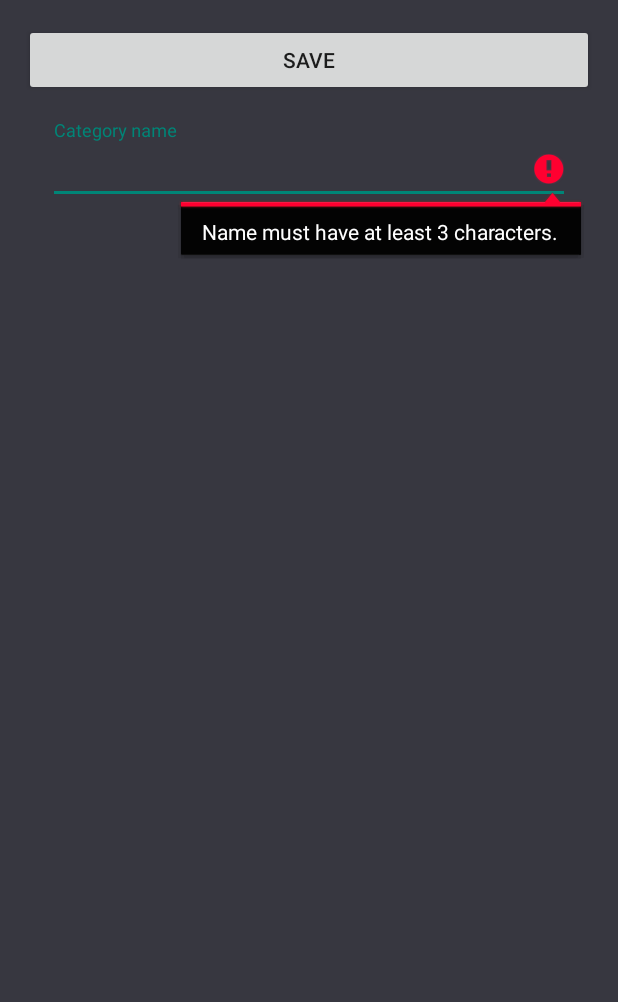
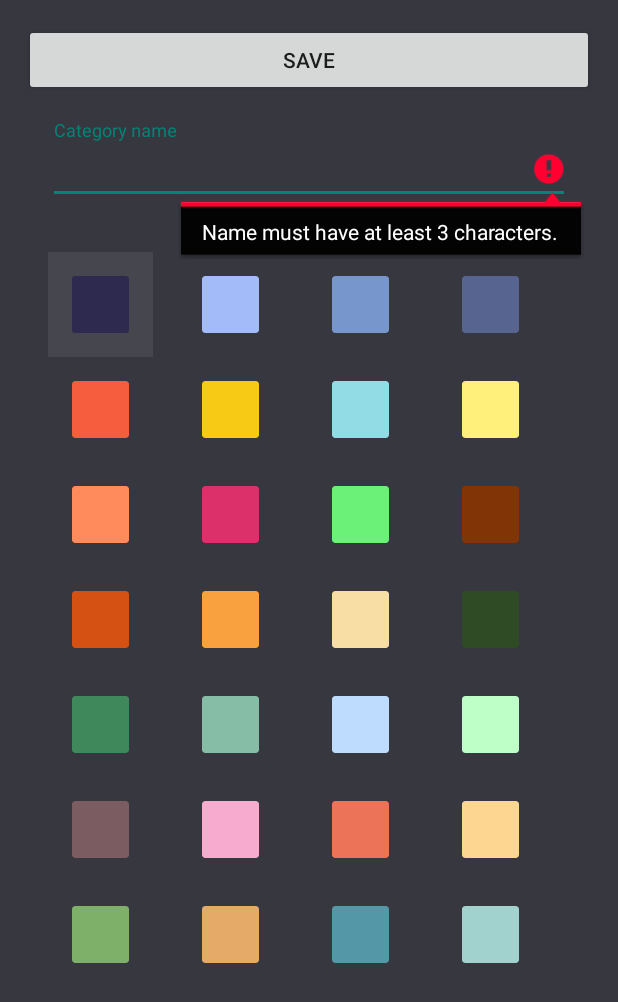
Before and after one commit to vladescualexandra/budgeting-app, an Android app: the AddCategoryActivity screen opened directly, with no data from a screen before it, after a tap on "SAVE", on a phone screen of 412 x 824 dp. Shown: the top 1002 px of the screen. Run offline under Robolectric (Android 15) with nearby library versions, the phone set to English and light mode, and no system bars.

Commit message:
changed icons with colors

```diff
--- a/application/app/src/main/java/ro/ase/csie/degree/adapters/IconAdapter.java
+++ b/application/app/src/main/java/ro/ase/csie/degree/adapters/ColorAdapter.java
@@ -3,6 +3,7 @@ package ro.ase.csie.degree.adapters;
 import android.annotation.SuppressLint;
 import android.content.Context;
 import android.graphics.Bitmap;
+import android.util.Log;
 import android.view.LayoutInflater;
 import android.view.View;
 import android.view.ViewGroup;
@@ -11,6 +12,8 @@ import android.widget.ImageView;
 
 import androidx.annotation.NonNull;
 import androidx.annotation.Nullable;
+import androidx.cardview.widget.CardView;
+
 import ro.ase.csie.degree.R;
 
 
@@ -19,23 +22,23 @@ import java.util.List;
 
 import android.graphics.Color;;
 
-public class IconAdapter extends ArrayAdapter<Bitmap> { // TO DO <<<<
+public class ColorAdapter extends ArrayAdapter<Integer> { // TO DO <<<<
 
     private Context context;
     private int resource;
-    private List<Bitmap> iconList = new ArrayList<Bitmap>();
+    private List<Integer> colors;
     private LayoutInflater layoutInflater;
 
     private int selectedIndex = 0;
 
-    public IconAdapter(@NonNull Context context,
-                       int resource,
-                       @NonNull List<Bitmap> iconList,
-                       LayoutInflater layoutInflater) {
-        super(context, resource, iconList);
+    public ColorAdapter(@NonNull Context context,
+                        int resource,
+                        @NonNull List<Integer> colors,
+                        LayoutInflater layoutInflater) {
+        super(context, resource, colors);
         this.context = context;
         this.resource = resource;
-        this.iconList = iconList;
+        this.colors = colors;
         this.layoutInflater = layoutInflater;
     }
 
@@ -46,24 +49,20 @@ public class IconAdapter extends ArrayAdapter<Bitmap> { // TO DO <<<<
         @SuppressLint("ViewHolder")
         View view = layoutInflater.inflate(resource, parent, false);
 
-        if (iconList.size() > 0) {
-            if (position < iconList.size()) {
-                Bitmap icon = iconList.get(position);
-                if (icon != null) {
-                    buildIcon(view, icon);
-                }
-
+        if (colors.size() > 0) {
+            if (position < colors.size()) {
+                buildColor(view, colors.get(position));
                 if (position == selectedIndex) {
-                    view.setBackgroundColor(Color.argb(20, 238,238,238));
+                    view.setBackgroundColor(Color.argb(20, 238, 238, 238));
                 }
             }
         }
         return view;
     }
 
-    private void buildIcon(View view, Bitmap icon) {
-        ImageView iv_category_icon = view.findViewById(R.id.row_item_icon);
-        iv_category_icon.setImageBitmap(icon);
+    private void buildColor(View view, int color) {
+        CardView cv_color = view.findViewById(R.id.row_item_color_view);
+        cv_color.setCardBackgroundColor(context.getResources().getColor(color));
     }
 
     public void setSelectedIndex(int selectedIndex) {
--- a/application/app/src/main/java/ro/ase/csie/degree/model/Category.java
+++ b/application/app/src/main/java/ro/ase/csie/degree/model/Category.java
@@ -2,29 +2,27 @@ package ro.ase.csie.degree.model;
 
 import android.os.Parcelable;
 
-import androidx.annotation.NonNull;
 
 import java.io.Serializable;
 
 import ro.ase.csie.degree.firebase.FirebaseObject;
-import ro.ase.csie.degree.firebase.Table;
 
 public class Category extends FirebaseObject implements Serializable {
 
     private TransactionType type;
-    private String icon;
+    private int color;
     private String name;
 
     public Category() {
         super(null, null);
     }
 
-    public String getIcon() {
-        return icon;
+    public int getColor() {
+        return color;
     }
 
-    public void setIcon(String icon) {
-        this.icon = icon;
+    public void setColor(int color) {
+        this.color = color;
     }
 
     public String getName() {
@@ -47,11 +45,10 @@ public class Category extends FirebaseObject implements Serializable {
     public String toString() {
         return "Category{" +
                 "type=" + type +
-                ", icon='" + icon + '\'' +
+                ", color=" + color +
                 ", name='" + name + '\'' +
                 ", id='" + id + '\'' +
                 ", user='" + user + '\'' +
                 '}';
     }
-
 }
--- a/application/app/src/main/java/ro/ase/csie/degree/settings/categories/AddCategoryActivity.java
+++ b/application/app/src/main/java/ro/ase/csie/degree/settings/categories/AddCategoryActivity.java
@@ -4,33 +4,24 @@ import androidx.appcompat.app.AppCompatActivity;
 
 import android.content.Intent;
 import android.graphics.Bitmap;
-import android.graphics.BitmapFactory;
 import android.os.Bundle;
 import android.view.View;
-import android.widget.AdapterView;
 import android.widget.Button;
 import android.widget.GridView;
 
 import ro.ase.csie.degree.R;
 
 import ro.ase.csie.degree.model.Category;
-import ro.ase.csie.degree.adapters.IconAdapter;
+import ro.ase.csie.degree.adapters.ColorAdapter;
 import ro.ase.csie.degree.util.InputValidation;
 
-import com.google.android.gms.tasks.OnSuccessListener;
-import com.google.android.gms.tasks.Task;
 import com.google.android.material.textfield.TextInputEditText;
-import com.google.firebase.storage.FirebaseStorage;
-import com.google.firebase.storage.ListResult;
-import com.google.firebase.storage.StorageReference;
 
 import java.util.ArrayList;
 import java.util.List;
 
 public class AddCategoryActivity extends AppCompatActivity {
 
-    private final String GREEN_ICONS = "greens";
-    private final String RED_ICONS = "reds";
 
     public static final String NEW_CATEGORY = "new_category";
     private List<Bitmap> icons = new ArrayList<>();
@@ -40,57 +31,24 @@ public class AddCategoryActivity extends AppCompatActivity {
     private Button btn_save;
 
     private Intent intent;
-    final long ONE_MEGABYTE = 1024 * 1024;
 
-    private List<String> paths = new ArrayList<>();
     Category category = new Category();
+
+    private List<Integer> colors = new ArrayList<>();
 
     @Override
     protected void onCreate(Bundle savedInstanceState) {
         super.onCreate(savedInstanceState);
         setContentView(R.layout.activity_add_category);
 
+        initComponents();
 
-
-        initComponents();
         setAdapter();
 
-
-        FirebaseStorage storage = FirebaseStorage.getInstance();
-        StorageReference storageReference;
-
         intent = getIntent();
-        boolean isExpense = intent.getBooleanExtra(CategoriesActivity.CATEGORY_TYPE, false);
-        if (isExpense) {
-            storageReference = storage.getReference().child(RED_ICONS);
-        } else {
-            storageReference = storage.getReference().child(GREEN_ICONS);
-        }
-
-
-        storageReference.listAll().addOnSuccessListener(listIconBitmaps());
-
-
 
     }
 
-    private OnSuccessListener<ListResult> listIconBitmaps() {
-        return listResult -> {
-            for (StorageReference ref : listResult.getItems()) {
-                Task<byte[]> task = ref.getBytes(ONE_MEGABYTE);
-                task.addOnSuccessListener(new OnSuccessListener<byte[]>() {
-                    @Override
-                    public void onSuccess(byte[] bytes) {
-                        Bitmap bmp = BitmapFactory.decodeByteArray(bytes, 0, bytes.length);
-                        icons.add(bmp);
-                        paths.add(ref.getPath());
-                        notifyAdapter();
-                    }
-                });
-            }
-            setAdapter();
-        };
-    }
 
     private void initComponents() {
         tiet_name = findViewById(R.id.add_category_select_name);
@@ -100,30 +58,21 @@ public class AddCategoryActivity extends AppCompatActivity {
     }
 
     private void setAdapter() {
-        IconAdapter adapter = new IconAdapter(getApplicationContext(),
-                R.layout.row_item_icon, icons, getLayoutInflater());
+        getColors();
+
+        ColorAdapter adapter = new ColorAdapter(getApplicationContext(),
+                R.layout.row_item_color, colors, getLayoutInflater());
         gv_icons.setAdapter(adapter);
-        gv_icons.setOnItemClickListener(new AdapterView.OnItemClickListener() {
-            @Override
-            public void onItemClick(AdapterView<?> parent, View view, int position, long id) {
-                adapter.setSelectedIndex(position);
-                adapter.notifyDataSetChanged();
-                category.setIcon(paths.get(position));
-            }
+        gv_icons.setOnItemClickListener((parent, view, position, id) -> {
+            adapter.setSelectedIndex(position);
+            adapter.notifyDataSetChanged();
+            category.setColor(colors.get(position));
         });
-    }
-
-    private void notifyAdapter() {
-        IconAdapter adapter = (IconAdapter) gv_icons.getAdapter();
-        adapter.notifyDataSetChanged();
     }
 
 
     private View.OnClickListener saveCategoryEventListener() {
         return v -> {
-            if (category.getIcon() == null || category.getIcon().isEmpty()) {
-                category.setIcon(paths.get(0));
-            }
             if (InputValidation.nameValidation(getApplicationContext(), tiet_name)) {
                 category.setName(tiet_name.getText().toString().trim());
                 intent.putExtra(NEW_CATEGORY, category);
@@ -133,4 +82,37 @@ public class AddCategoryActivity extends AppCompatActivity {
 
         };
     }
+
+
+    private void getColors() {
+        colors = new ArrayList<>();
+        colors.add(R.color.color_0);
+        colors.add(R.color.color_1);
+        colors.add(R.color.color_2);
+        colors.add(R.color.color_3);
+        colors.add(R.color.color_4);
+        colors.add(R.color.color_5);
+        colors.add(R.color.color_6);
+        colors.add(R.color.color_7);
+        colors.add(R.color.color_8);
+        colors.add(R.color.color_9);
+        colors.add(R.color.color_10);
+        colors.add(R.color.color_11);
+        colors.add(R.color.color_12);
+        colors.add(R.color.color_13);
+        colors.add(R.color.color_14);
+        colors.add(R.color.color_15);
+        colors.add(R.color.color_16);
+        colors.add(R.color.color_17);
+        colors.add(R.color.color_18);
+        colors.add(R.color.color_19);
+        colors.add(R.color.color_20);
+        colors.add(R.color.color_21);
+        colors.add(R.color.color_22);
+        colors.add(R.color.color_23);
+        colors.add(R.color.color_24);
+        colors.add(R.color.color_25);
+        colors.add(R.color.color_26);
+        colors.add(R.color.color_27);
+    }
 }
--- a/application/app/src/main/res/layout/row_item_icon.xml
+++ b/application/app/src/main/res/layout/row_item_color.xml
@@ -5,8 +5,8 @@
     android:layout_height="70sp"
     android:padding="16sp">
 
-    <ImageView
-        android:id="@+id/row_item_icon"
+    <androidx.cardview.widget.CardView
+        android:id="@+id/row_item_color_view"
         android:layout_width="match_parent"
         android:layout_height="match_parent"/>
 
--- a/application/app/src/main/res/values/colors.xml
+++ b/application/app/src/main/res/values/colors.xml
@@ -19,4 +19,33 @@
     <color name="rally_dark_grey">#272731</color>
     <color name="rally_grey">#373740</color>
 
+
+    <color name="color_0">#2E294E</color>
+    <color name="color_1">#A3BCF9</color>
+    <color name="color_2">#7796CB</color>
+    <color name="color_3">#576490</color>
+    <color name="color_4">#F55D3E</color>
+    <color name="color_5">#F7CB15</color>
+    <color name="color_6">#92DCE5</color>
+    <color name="color_7">#FFF07C</color>
+    <color name="color_8">#FF8A5B</color>
+    <color name="color_9">#DB3069</color>
+    <color name="color_10">#6BF178</color>
+    <color name="color_11">#813405</color>
+    <color name="color_12">#D45113</color>
+    <color name="color_13">#F9A03F</color>
+    <color name="color_14">#F8DDA4</color>
+    <color name="color_15">#2F4B26</color>
+    <color name="color_16">#3E885B</color>
+    <color name="color_17">#85BDA6</color>
+    <color name="color_18">#BEDCFE</color>
+    <color name="color_19">#BEFFC7</color>
+    <color name="color_20">#7A5C61</color>
+    <color name="color_21">#F7ACCF</color>
+    <color name="color_22">#EC7357</color>
+    <color name="color_23">#FDD692</color>
+    <color name="color_24">#7FB069</color>
+    <color name="color_25">#E6AA68</color>
+    <color name="color_26">#5497A7</color>
+    <color name="color_27">#A1D2CE</color>
 </resources>
```
Also changed, not shown: application/app/src/main/java/ro/ase/csie/degree/adapters/CategoryAdapter.java (+3 -15 lines), application/app/src/main/java/ro/ase/csie/degree/adapters/TransactionAdapter.java (+6 -45 lines), application/app/src/main/res/layout/row_item_category.xml (+5 -4 lines), application/app/src/main/res/layout/row_item_transaction.xml (+12 -33 lines).
